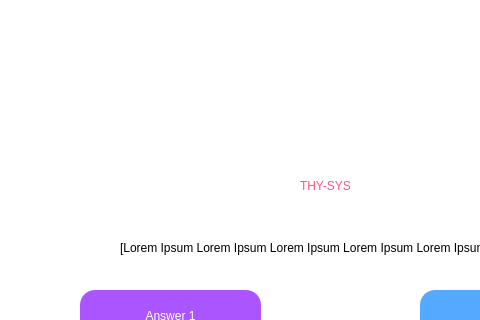
EuphoriaForever/thysys, file thysys_assessmentPage.ui: the form before one commit; both pictures show x 0 to 480 and y 0 to 320 of the 668 by 489 pixel window.
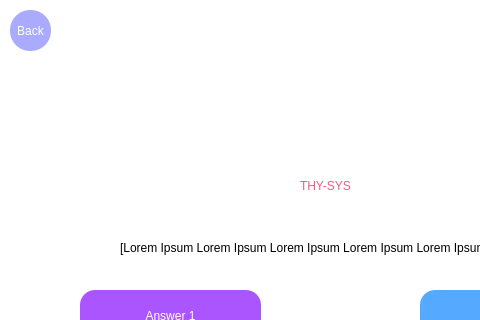
The form after the commit. Icons and pictures are not drawn.

Commit message: interactive UI just run main file

```diff
--- a/thysys_assessmentPage.ui
+++ b/thysys_assessmentPage.ui
@@ -123,6 +123,24 @@
     <string>Answer 3</string>
    </property>
   </widget>
+  <widget class="QPushButton" name="Back">
+   <property name="geometry">
+    <rect>
+     <x>10</x>
+     <y>10</y>
+     <width>41</width>
+     <height>41</height>
+    </rect>
+   </property>
+   <property name="styleSheet">
+    <string notr="true">color: rgb(255, 255, 255);
+background-color: rgb(170, 170, 255);
+border-radius:20px;</string>
+   </property>
+   <property name="text">
+    <string>Back</string>
+   </property>
+  </widget>
  </widget>
  <resources/>
  <connections/>
```
The commit also changes 4 other files.
